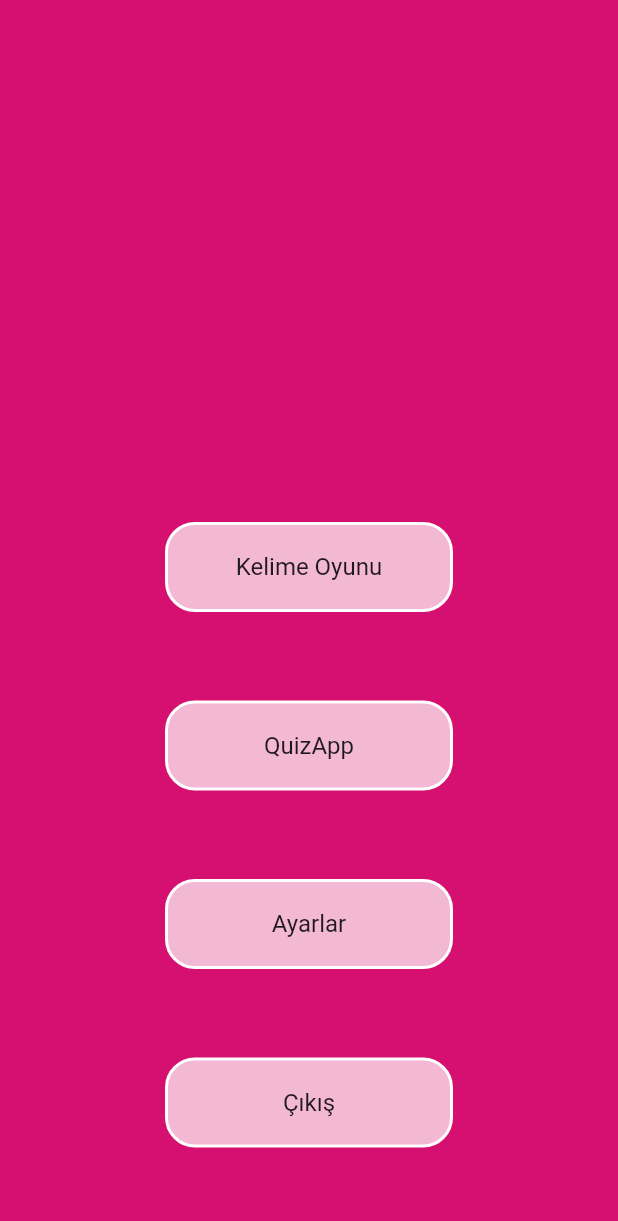
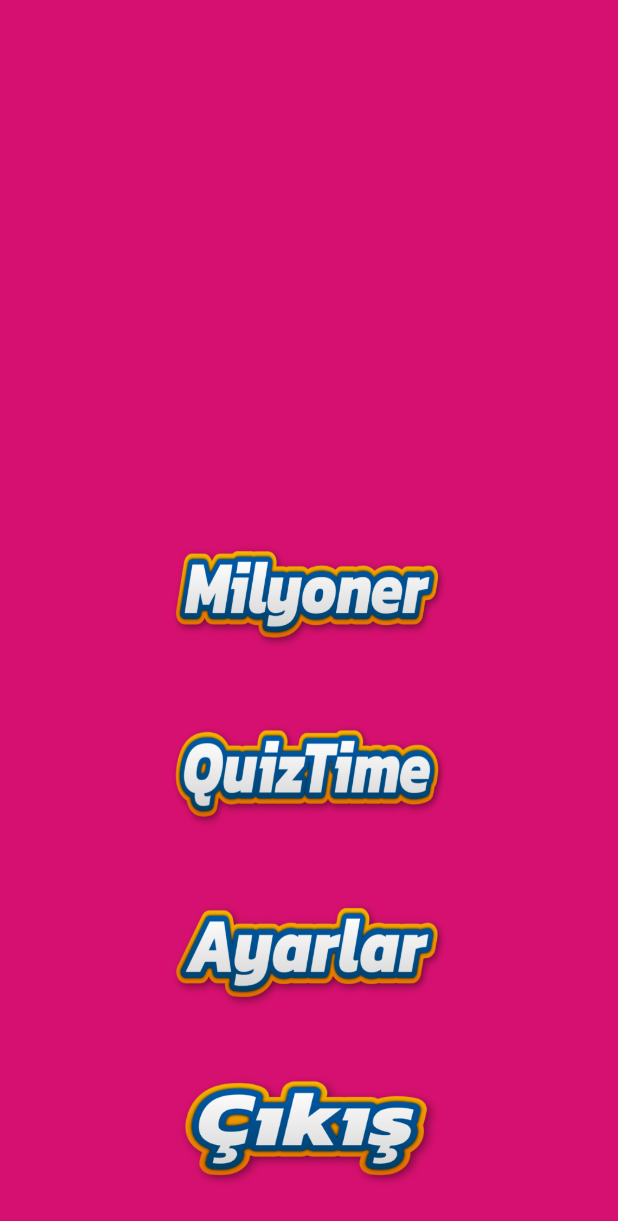
Before and after one commit to emreata1/game_bundlee, a Flutter app: the screen it shows after launch, on a phone screen of 412 x 824 dp. Shown: the top 1221 px of the screen. Run offline on Flutter 3.47's test engine with Material 2 defaults, Android fonts, the light colour scheme and no system bars; our stand-ins replace audioplayers, lite_rolling_switch, quickalert, shared_preferences.

Commit message:
quickalert ve main buton tasarımı
maindeki butonların tasarımları  yapıldı ve mod değişimine quickalert eklendi

```diff
--- a/game_bundlee/lib/main.dart
+++ b/game_bundlee/lib/main.dart
@@ -62,66 +62,56 @@
       body: Column(
   mainAxisAlignment: MainAxisAlignment.spaceEvenly,
   children: [
-          const SizedBox(height: 180,),
-          Container(
-            padding: const EdgeInsets.only(left: 110, right: 110,top: 50),
-            child: ListTile(
-              tileColor: Colors.white70,
+    const SizedBox(height: 300),
+    GestureDetector(
+  onTap: () {
+    dur();
+    Navigator.of(context).push(MaterialPageRoute(builder: (context) => const QuestionPage()));
+  },
+  child: Container(
+    margin: const EdgeInsets.symmetric(horizontal: 105),
 
-              shape: RoundedRectangleBorder(
-                  side: const BorderSide(width: 2,color: Colors.white),
-                  borderRadius: BorderRadius.circular(20)),
-              title: const Text("Kelime Oyunu",textAlign: TextAlign.center),
+   child: Image.asset("assets/Milyoner.png"), // Değişeceğiniz yer
   ),
 ),
-          Container(
-            padding: const EdgeInsets.only(left: 110, right: 110),
-            child: ListTile(
+GestureDetector(
   onTap: () {
     dur();
-                Navigator.of(context).push(
-                  MaterialPageRoute(
-                    builder: (context) => const QuestionPage()),
-                );
+    Navigator.of(context).push(MaterialPageRoute(builder: (context) => const QuestionPage()));
   },
-              tileColor: Colors.white70,
+  child: Container(
+    margin: const EdgeInsets.symmetric(horizontal: 105),
 
-              shape: RoundedRectangleBorder(
-                  side: const BorderSide(width: 2,color: Colors.white),
-                  borderRadius: BorderRadius.circular(20)),
-              title: const Text("QuizApp",textAlign: TextAlign.center),
+    child: Image.asset("assets/quiztime.png"), // Değişeceğiniz yer
   ),
 ),
-          Container(
-            padding: const EdgeInsets.only(left: 110, right: 110),
-            child: ListTile(
+GestureDetector(
+  onTap: () {
+    Navigator.of(context).push(MaterialPageRoute(builder: (context) => const SettingsPage()));
+  },
+  child: Container(
+    margin: const EdgeInsets.symmetric(horizontal: 105),
 
-              onTap:(){
-
-                Navigator.of(context).push(MaterialPageRoute(builder: (context)=>  const SettingsPage()));}
-                ,
-             tileColor: Colors.white70,
-
-              shape: RoundedRectangleBorder(
-                  side: const BorderSide(width: 2,color: Colors.white),
-                  borderRadius: BorderRadius.circular(20)),
-              title: const Text("Ayarlar",textAlign: TextAlign.center),
+    child: Image.asset("assets/ayarlar.png"),
   ),
 ),
-          Container(
-            padding: const EdgeInsets.only(left: 110, right: 110),
-            child: ListTile(
-             tileColor: Colors.white70,
-              onTap: () => exit(0),
 
-              shape: RoundedRectangleBorder(
-                  side: const BorderSide(width: 2,color: Colors.white),
-                  borderRadius: BorderRadius.circular(20)),
-              title: const Text("Çıkış",textAlign: TextAlign.center),
+
+    GestureDetector(
+  onTap: () {
+    exit(0);
+  },
+  child: Container(
+    margin: const EdgeInsets.symmetric(horizontal: 110),
+    child: Image.asset("assets/cikis.png"),
   ),
-          ),
+)
+
   ],
-      ),
+)
+
+
+
     );
   }
 }
--- a/game_bundlee/lib/quiz_chapters/quiz_chapter_six.dart
+++ b/game_bundlee/lib/quiz_chapters/quiz_chapter_six.dart
@@ -78,7 +78,7 @@
               margin: EdgeInsets.only(left: 70, right: 70),
               decoration: BoxDecoration(
                 border: Border.all(
-                    style: BorderStyle.solid, width: 2, color: Colors.white),
+                    style: BorderStyle.solid, width: 2, color: Color.fromRGBO(220,220,220,1)),
                 borderRadius: BorderRadius.circular(20),
                 color: Color.fromRGBO(255,140,140,1),
               ),
@@ -145,7 +145,7 @@
                     ),
                     shape: RoundedRectangleBorder(
                       borderRadius: BorderRadius.circular(20),
-                      side: BorderSide(width: 3, color: Colors.white54),
+                      side: BorderSide(width: 3, color: Color.fromRGBO(220,220,220,1)),
                     ),
                 );
               },
--- a/game_bundlee/lib/quiz_chapters/quiz_chapter_three.dart
+++ b/game_bundlee/lib/quiz_chapters/quiz_chapter_three.dart
@@ -75,7 +75,7 @@
               margin: EdgeInsets.only(left: 70, right: 70),
               decoration: BoxDecoration(
                 border: Border.all(
-                    style: BorderStyle.solid, width: 2, color: Colors.white),
+                    style: BorderStyle.solid, width: 2, color: Color.fromRGBO(220,220,220,1)),
                 borderRadius: BorderRadius.circular(20),
                 color: Color.fromRGBO(255,140,140,1),
               ),
--- a/game_bundlee/pubspec.yaml
+++ b/game_bundlee/pubspec.yaml
@@ -44,6 +44,7 @@
   audio_service: ^0.18.12
   simple_animations: ^5.0.2
   lite_rolling_switch: ^1.0.1
+  quickalert: ^1.0.2
 
 
 dev_dependencies:
```
Also changed, not shown: game_bundlee/lib/audio.dart (+13 -6 lines), game_bundlee/lib/quiz_chapters/quiz_chapter_eight.dart (+6 -6 lines), game_bundlee/lib/quiz_chapters/quiz_chapter_nine.dart (+6 -6 lines), game_bundlee/lib/quiz_chapters/quiz_chapter_seven.dart (+6 -6 lines), game_bundlee/lib/settings.dart (+63 -38 lines), game_bundlee/assets/Milyoner.png (added), game_bundlee/assets/ayarlar.png (added), game_bundlee/assets/cikis.png (added), game_bundlee/assets/quiztime.png (added). Lines whose indentation alone changed are shown as unchanged.
